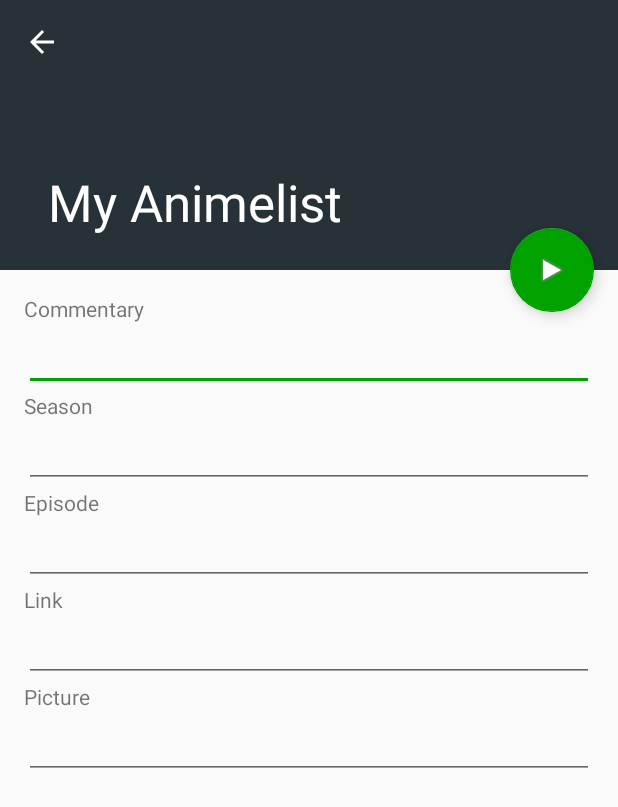
After one commit to LeNiglo/animelist-android, an Android app: the DetailsActivity screen opened directly, with no data from a screen before it, on a phone screen of 412 x 824 dp. The commit adds this screen. Shown: the top 807 px of the screen. Run offline under Robolectric (Android 15) with nearby library versions, the phone set to English and light mode, and no system bars; libraries missing offline, so code that uses them is left out: com.koushikdutta.async, com.koushikdutta.ion; pictures from the network do not load; 9 statements that could not run were skipped.

Commit message:
V1.3: Working prototype
Added DetailsActivity and bound fields to listener.
Added NetController static class to deal with all network interactions
TODO : optimisation and animations.

```diff
--- a/app/build.gradle
+++ b/app/build.gradle
@@ -8,7 +8,7 @@ android {
         minSdkVersion 19
         targetSdkVersion 23
         versionCode 1
-        versionName "1.2"
+        versionName "1.3"
     }
 
     productFlavors {
@@ -20,5 +20,6 @@ dependencies {
     testCompile 'junit:junit:4.12'
     compile 'com.android.support:appcompat-v7:23.1.1'
     compile 'com.android.support:design:23.1.1'
+    compile 'com.android.support:recyclerview-v7:23.2.0'
     compile 'com.koushikdutta.ion:ion:2.1.7'
 }
--- /dev/null
+++ b/app/src/main/java/com/lefrantguillaume/animelist/activities/DetailsActivity.java
@@ -0,0 +1,92 @@
+package com.lefrantguillaume.animelist.activities;
+
+import android.content.Intent;
+import android.net.Uri;
+import android.os.Bundle;
+import android.support.design.widget.FloatingActionButton;
+import android.support.v4.view.ViewCompat;
+import android.support.v7.app.AppCompatActivity;
+import android.support.v7.widget.Toolbar;
+import android.view.View;
+import android.widget.EditText;
+import android.widget.ImageView;
+
+import com.koushikdutta.ion.Ion;
+import com.lefrantguillaume.animelist.R;
+import com.lefrantguillaume.animelist.controllers.ShowFocusChangeListener;
+import com.lefrantguillaume.animelist.models.ShowModel;
+
+import java.net.URISyntaxException;
+
+public class DetailsActivity extends AppCompatActivity {
+
+    private ShowModel item;
+    private EditText mEditCommentary;
+    private EditText mEditSeason;
+    private EditText mEditEpisode;
+    private ImageView mDetailsPicture;
+    private EditText mEditLink;
+    private EditText mEditPicture;
+    private FloatingActionButton mFab;
+
+    @Override
+    protected void onCreate(Bundle savedInstanceState) {
+        super.onCreate(savedInstanceState);
+        setContentView(R.layout.activity_details);
+
+        Toolbar toolbar = (Toolbar) findViewById(R.id.toolbar);
+        setSupportActionBar(toolbar);
+        if (getSupportActionBar() != null)
+            getSupportActionBar().setDisplayHomeAsUpEnabled(true);
+
+        item = getIntent().getParcelableExtra("ShowModel");
+
+        mDetailsPicture = (ImageView) findViewById(R.id.details_picture);
+        mEditCommentary = (EditText) findViewById(R.id.edit_commentary);
+        mEditSeason = (EditText) findViewById(R.id.edit_season);
+        mEditEpisode = (EditText) findViewById(R.id.edit_episode);
+        mEditLink = (EditText) findViewById(R.id.edit_link);
+        mEditPicture = (EditText) findViewById(R.id.edit_picture);
+        mFab = (FloatingActionButton) findViewById(R.id.fab);
+
+        bind();
+    }
+
+    private void bind() {
+        mEditCommentary.setText(item.getCommentary());
+        mEditCommentary.setOnFocusChangeListener(new ShowFocusChangeListener(this, item, "commentary"));
+        mEditSeason.setText(String.format("%d", item.getSeason()));
+        mEditSeason.setOnFocusChangeListener(new ShowFocusChangeListener(this, item, "season"));
+        mEditEpisode.setText(String.format("%d", item.getEpisode()));
+        mEditEpisode.setOnFocusChangeListener(new ShowFocusChangeListener(this, item, "episode"));
+        mEditLink.setText(item.getLink());
+        mEditLink.setOnFocusChangeListener(new ShowFocusChangeListener(this, item, "link"));
+        mEditPicture.setText(item.getPic());
+        mEditPicture.setOnFocusChangeListener(new ShowFocusChangeListener(this, item, "pic"));
+
+        if (getActionBar() != null)
+            getActionBar().setTitle(item.getName());
+        if (getSupportActionBar() != null)
+            getSupportActionBar().setTitle(item.getName());
+
+        if (!item.getPic().startsWith("http://") && !item.getPic().startsWith("https://")) {
+            Ion.with(mDetailsPicture).error(R.drawable.ic_tosee).load(SplashActivity.ROOT_URL + item.getPic());
+        } else {
+            Ion.with(mDetailsPicture).error(R.drawable.ic_tosee).load(item.getPic());
+        }
+
+        if (!item.getLink().startsWith("http://") && !item.getLink().startsWith("https://")) {
+            mFab.setVisibility(View.GONE);
+        } else {
+            mFab.setOnClickListener(new View.OnClickListener() {
+                @Override
+                public void onClick(View view) {
+                    Intent i = new Intent(Intent.ACTION_VIEW);
+                    i.setData(Uri.parse(item.getLink()));
+                    startActivity(i);
+                }
+            });
+        }
+    }
+
+}
--- /dev/null
+++ b/app/src/main/java/com/lefrantguillaume/animelist/controllers/ShowFocusChangeListener.java
@@ -0,0 +1,69 @@
+package com.lefrantguillaume.animelist.controllers;
+
+import android.app.Activity;
+import android.content.Intent;
+import android.support.v7.app.AppCompatActivity;
+import android.text.InputType;
+import android.util.Log;
+import android.view.View;
+import android.widget.EditText;
+
+import com.google.gson.JsonObject;
+import com.koushikdutta.async.future.FutureCallback;
+import com.koushikdutta.ion.Ion;
+import com.lefrantguillaume.animelist.activities.MainActivity;
+import com.lefrantguillaume.animelist.activities.SplashActivity;
+import com.lefrantguillaume.animelist.models.ShowModel;
+
+/**
+ * Created by leniglo on 27/03/16.
+ */
+public class ShowFocusChangeListener implements View.OnFocusChangeListener {
+
+    private Activity activity;
+    private String parameter;
+    private ShowModel item;
+    private static final String TAG = ShowFocusChangeListener.class.getName();
+
+    public ShowFocusChangeListener(Activity activity, ShowModel item, String parameter) {
+        this.activity = activity;
+        this.item = item;
+        this.parameter = parameter;
+    }
+
+    @Override
+    public void onFocusChange(View v, boolean hasFocus) {
+        if (!hasFocus) {
+            EditText editText = (EditText) v;
+
+            String value = editText.getText().toString();
+            if (!value.equals(item.getParameter(this.parameter))) {
+                submit(editText.getInputType(), value);
+            }
+        }
+    }
+
+    private void submit(int type, String value) {
+        FutureCallback cb = new FutureCallback<String>() {
+            @Override
+            public void onCompleted(Exception e, String result) {
+                if (e != null)
+                    e.printStackTrace();
+
+                Log.i(TAG, result);
+            }
+        };
+
+        if (type == InputType.TYPE_CLASS_NUMBER) {
+            try {
+                NetController.sendChangement(activity, item, parameter, (Integer) Integer.parseInt(value), cb);
+            } catch (NumberFormatException e) {
+                Log.e(TAG, e.getMessage());
+            }
+        } else {
+            NetController.sendChangement(activity, item, parameter, value, cb);
+        }
+
+    }
+
+}
--- /dev/null
+++ b/app/src/main/res/layout/activity_details.xml
@@ -0,0 +1,57 @@
+<?xml version="1.0" encoding="utf-8"?>
+<android.support.design.widget.CoordinatorLayout xmlns:android="http://schemas.android.com/apk/res/android"
+    xmlns:app="http://schemas.android.com/apk/res-auto"
+    xmlns:tools="http://schemas.android.com/tools"
+    android:layout_width="match_parent"
+    android:layout_height="match_parent"
+    android:fitsSystemWindows="true"
+    tools:context=".activities.DetailsActivity">
+
+    <android.support.design.widget.AppBarLayout
+        android:id="@+id/app_bar"
+        android:layout_width="match_parent"
+        android:layout_height="@dimen/app_bar_height"
+        android:fitsSystemWindows="true"
+        android:theme="@style/AppTheme.AppBarOverlay">
+
+        <android.support.design.widget.CollapsingToolbarLayout
+            android:id="@+id/toolbar_layout"
+            android:layout_width="match_parent"
+            android:layout_height="match_parent"
+            android:background="#263238"
+            android:fitsSystemWindows="true"
+            app:contentScrim="?attr/colorPrimary"
+            app:layout_scrollFlags="scroll|exitUntilCollapsed">
+
+            <ImageView
+                android:id="@+id/details_picture"
+                android:layout_width="match_parent"
+                android:layout_height="wrap_content"
+                android:layout_gravity="center"
+                android:contentDescription="@string/picture"
+                android:scaleType="centerCrop"
+                app:layout_collapseMode="parallax" />
+
+            <android.support.v7.widget.Toolbar
+                android:id="@+id/toolbar"
+                android:layout_width="match_parent"
+                android:layout_height="?attr/actionBarSize"
+                app:layout_collapseMode="pin"
+                app:popupTheme="@style/AppTheme.PopupOverlay" />
+
+        </android.support.design.widget.CollapsingToolbarLayout>
+
+    </android.support.design.widget.AppBarLayout>
+
+    <include layout="@layout/content_details" />
+
+    <android.support.design.widget.FloatingActionButton
+        android:id="@+id/fab"
+        android:layout_width="wrap_content"
+        android:layout_height="wrap_content"
+        android:layout_margin="@dimen/fab_margin"
+        android:src="@android:drawable/ic_media_play"
+        app:layout_anchor="@id/app_bar"
+        app:layout_anchorGravity="bottom|end" />
+
+</android.support.design.widget.CoordinatorLayout>
--- a/app/src/main/res/layout/activity_login.xml
+++ b/app/src/main/res/layout/activity_login.xml
@@ -59,7 +59,7 @@
                 android:layout_height="wrap_content"
                 android:hint="@string/prompt_password"
                 android:imeActionId="@+id/login"
-                android:imeActionLabel="@string/action_sign_in_short"
+                android:imeActionLabel="@string/title_activity_login"
                 android:imeOptions="actionUnspecified"
                 android:inputType="textPassword"
                 android:maxLines="1"
--- /dev/null
+++ b/app/src/main/res/layout/content_details.xml
@@ -0,0 +1,92 @@
+<?xml version="1.0" encoding="utf-8"?>
+<android.support.v4.widget.NestedScrollView xmlns:android="http://schemas.android.com/apk/res/android"
+    xmlns:app="http://schemas.android.com/apk/res-auto"
+    xmlns:tools="http://schemas.android.com/tools"
+    android:layout_width="match_parent"
+    android:layout_height="match_parent"
+    android:paddingBottom="@dimen/activity_vertical_margin"
+    android:paddingLeft="@dimen/activity_vertical_margin"
+    android:paddingRight="@dimen/activity_vertical_margin"
+    android:paddingTop="@dimen/activity_vertical_margin"
+    app:layout_behavior="@string/appbar_scrolling_view_behavior"
+    tools:context=".activities.DetailsActivity"
+    tools:showIn="@layout/activity_details">
+
+    <LinearLayout
+        android:layout_width="match_parent"
+        android:layout_height="match_parent"
+        android:orientation="vertical">
+
+        <TextView
+            android:layout_width="match_parent"
+            android:layout_height="wrap_content"
+            android:text="@string/commentary" />
+
+        <EditText
+            android:id="@+id/edit_commentary"
+            android:layout_width="match_parent"
+            android:layout_height="wrap_content"
+            android:inputType="text"
+            android:imeOptions="actionNext"
+            android:nextFocusForward="@+id/edit_season"
+            android:singleLine="true" />
+
+        <TextView
+            android:layout_width="match_parent"
+            android:layout_height="wrap_content"
+            android:text="@string/season" />
+
+        <EditText
+            android:id="@+id/edit_season"
+            android:layout_width="match_parent"
+            android:layout_height="wrap_content"
+            android:inputType="number"
+            android:imeOptions="actionNext"
+            android:nextFocusForward="@+id/edit_episode"
+            android:singleLine="true" />
+
+        <TextView
+            android:layout_width="match_parent"
+            android:layout_height="wrap_content"
+            android:text="@string/episode" />
+
+        <EditText
+            android:id="@+id/edit_episode"
+            android:layout_width="match_parent"
+            android:layout_height="wrap_content"
+            android:inputType="number"
+            android:imeOptions="actionNext"
+            android:nextFocusForward="@+id/edit_link"
+            android:singleLine="true" />
+
+        <TextView
+            android:layout_width="match_parent"
+            android:layout_height="wrap_content"
+            android:text="@string/link" />
+
+        <EditText
+            android:id="@+id/edit_link"
+            android:layout_width="match_parent"
+            android:layout_height="wrap_content"
+            android:inputType="textUri"
+            android:imeOptions="actionNext"
+            android:nextFocusForward="@+id/edit_picture"
+            android:singleLine="true" />
+
+        <TextView
+            android:layout_width="match_parent"
+            android:layout_height="wrap_content"
+            android:text="@string/picture" />
+
+        <EditText
+            android:id="@+id/edit_picture"
+            android:layout_width="match_parent"
+            android:layout_height="wrap_content"
+            android:inputType="textUri"
+            android:imeOptions="actionDone"
+            android:singleLine="true" />
+
+
+    </LinearLayout>
+
+</android.support.v4.widget.NestedScrollView>
--- a/app/src/main/res/layout/show_row.xml
+++ b/app/src/main/res/layout/show_row.xml
@@ -1,12 +1,13 @@
 <?xml version="1.0" encoding="utf-8"?>
 <LinearLayout xmlns:android="http://schemas.android.com/apk/res/android"
     android:layout_width="match_parent"
-    android:layout_height="match_parent"
+    android:layout_height="wrap_content"
     android:orientation="vertical"
     android:paddingBottom="@dimen/activity_vertical_margin"
     android:paddingLeft="@dimen/activity_vertical_margin"
     android:paddingRight="@dimen/activity_vertical_margin"
-    android:paddingTop="@dimen/activity_vertical_margin">
+    android:paddingTop="@dimen/activity_vertical_margin"
+    android:layout_margin="6dp">
 
     <RelativeLayout
         android:layout_width="match_parent"
--- a/app/src/main/res/values/dimens.xml
+++ b/app/src/main/res/values/dimens.xml
@@ -6,4 +6,6 @@
     <dimen name="activity_horizontal_margin">16dp</dimen>
     <dimen name="activity_vertical_margin">16dp</dimen>
     <dimen name="fab_margin">16dp</dimen>
+    <dimen name="app_bar_height">180dp</dimen>
+    <dimen name="text_margin">16dp</dimen>
 </resources>
--- a/app/src/main/res/values/strings.xml
+++ b/app/src/main/res/values/strings.xml
@@ -5,6 +5,7 @@
     <string name="navigation_drawer_close">Close navigation drawer</string>
 
     <string name="title_activity_login">Sign in</string>
+    <string name="title_activity_details">Details</string>
 
     <string name="prompt_email">Email or Username</string>
     <string name="prompt_password">Password</string>
@@ -20,10 +21,17 @@
     <string name="status_waiting">Waiting</string>
     <string name="status_tosee">To See</string>
     <string name="status_finished">Finished</string>
+    <string name="commentary">Commentary</string>
+    <string name="episode">Episode</string>
+    <string name="season">Season</string>
+    <string name="picture">Picture</string>
+    <string name="link">Link</string>
+
     <string-array name="status_entries">
         <item>@string/status_running</item>
         <item>@string/status_waiting</item>
         <item>@string/status_tosee</item>
         <item>@string/status_finished</item>
     </string-array>
+
 </resources>
--- a/app/src/main/res/values/styles.xml
+++ b/app/src/main/res/values/styles.xml
@@ -15,6 +15,7 @@
     </style>
 
     <style name="AppTheme.AppBarOverlay" parent="ThemeOverlay.AppCompat.Dark.ActionBar" />
+
     <style name="AppTheme.PopupOverlay" parent="ThemeOverlay.AppCompat.Light" />
 
 </resources>
```
Also changed, not shown: app/src/main/AndroidManifest.xml (+11 -2 lines), app/src/main/java/com/lefrantguillaume/animelist/activities/LoginActivity.java (+5 -6 lines), app/src/main/java/com/lefrantguillaume/animelist/activities/MainActivity.java (+20 -15 lines), app/src/main/java/com/lefrantguillaume/animelist/activities/SplashActivity.java (+14 -10 lines), app/src/main/java/com/lefrantguillaume/animelist/controllers/MyShowsAdapter.java (+104 -17 lines), app/src/main/java/com/lefrantguillaume/animelist/controllers/NetController.java (added, +80 -0 lines), app/src/main/java/com/lefrantguillaume/animelist/models/ShowModel.java (+43 -5 lines), app/src/main/res/layout/content_main.xml (+4 -4 lines).
